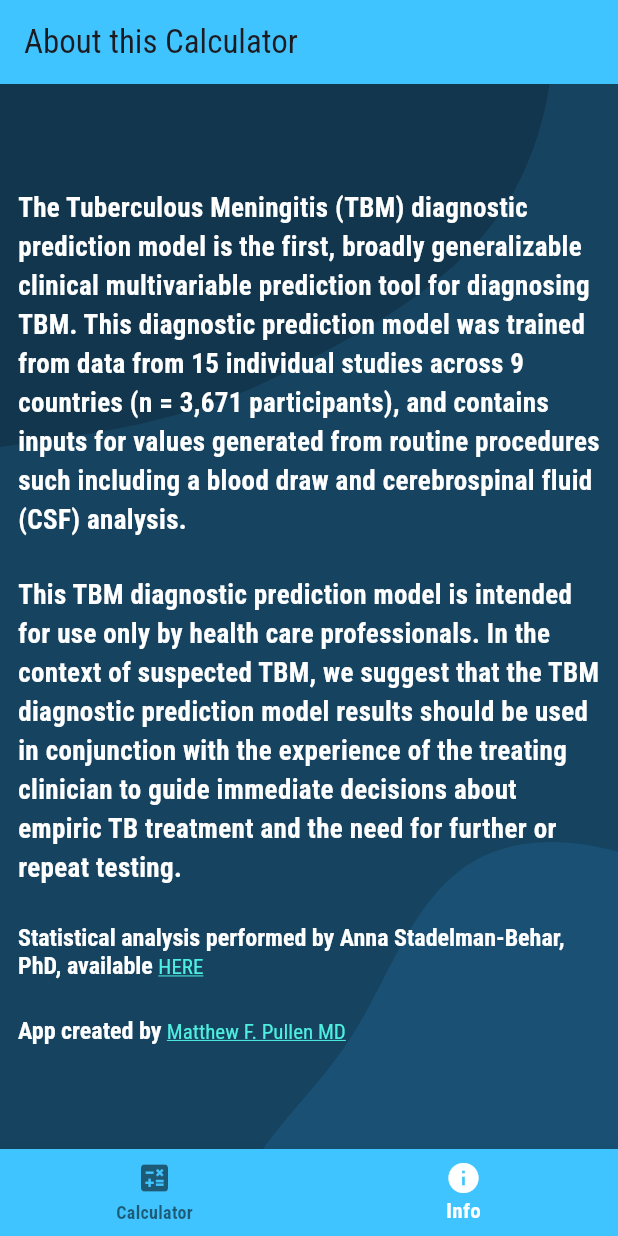
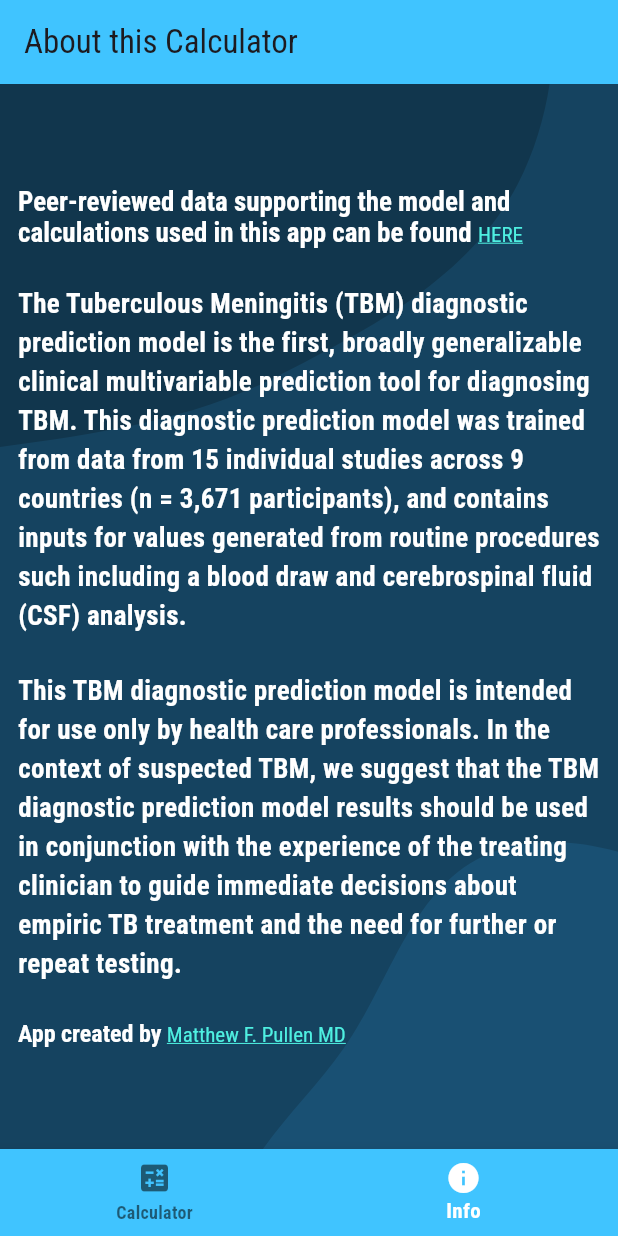
Before and after one commit to mfpullen22/tbm_calc_app, a Flutter app: the screen it shows after launch, item 2 of the bottom bar chosen, on a phone screen of 412 x 824 dp. Run offline on Flutter 3.47's test engine with Material 3 defaults, Android fonts, the phone set to English and light mode, and no system bars; our stand-ins replace flutter_svg, google_fonts.

Commit message:
Fixed iOS reviewer issues

```diff
--- a/lib/main.dart
+++ b/lib/main.dart
@@ -17,6 +17,7 @@ class MyApp extends StatelessWidget {
   @override
   Widget build(BuildContext context) {
     return MaterialApp(
+      debugShowCheckedModeBanner: false,
       theme: theme,
       home: const TabsScreen(),
     );
--- a/lib/screens/info.dart
+++ b/lib/screens/info.dart
@@ -19,18 +19,45 @@ class InfoScreen extends StatelessWidget {
   Widget build(BuildContext context) {
     return Stack(
       children: [
-        SvgPicture.asset(
+        Positioned.fill(
+          child: SvgPicture.asset(
             "assets/images/background_blue.svg",
-          alignment: Alignment.center,
             fit: BoxFit.cover,
-          width: MediaQuery.of(context).size.width,
-          height: MediaQuery.of(context).size.height,
+          ),
         ),
         Center(
+          child: SingleChildScrollView(
             child: Column(
               mainAxisAlignment: MainAxisAlignment.center,
               crossAxisAlignment: CrossAxisAlignment.start,
               children: [
+                Padding(
+                  padding: const EdgeInsets.all(12.0),
+                  child: RichText(
+                    text: TextSpan(children: [
+                      TextSpan(
+                        text:
+                            "Peer-reviewed data supporting the model and calculations used in this app can be found ",
+                        style: GoogleFonts.robotoCondensed(
+                          fontSize: 18,
+                          fontWeight: FontWeight.bold,
+                          color: Colors.white,
+                        ),
+                      ),
+                      TextSpan(
+                        text: 'HERE',
+                        style: GoogleFonts.robotoCondensed(
+                            color: const Color.fromARGB(255, 78, 239, 225),
+                            decoration: TextDecoration.underline),
+                        recognizer: TapGestureRecognizer()
+                          ..onTap = () {
+                            _launchURL(
+                                'https://www.ajtmh.org/view/journals/tpmd/aop/article-10.4269-ajtmh.23-0789/article-10.4269-ajtmh.23-0789.xml');
+                          },
+                      ),
+                    ]),
+                  ),
+                ),
                 Padding(
                   padding: const EdgeInsets.all(12.0),
                   child: Text(
@@ -51,33 +78,6 @@ class InfoScreen extends StatelessWidget {
                       fontWeight: FontWeight.bold,
                       color: Colors.white,
                     ),
-                ),
-              ),
-              Padding(
-                padding: const EdgeInsets.all(12.0),
-                child: RichText(
-                  text: TextSpan(children: [
-                    TextSpan(
-                      text:
-                          "Statistical analysis performed by Anna Stadelman-Behar, PhD, available ",
-                      style: GoogleFonts.robotoCondensed(
-                        fontSize: 16,
-                        fontWeight: FontWeight.bold,
-                        color: Colors.white,
-                      ),
-                    ),
-                    TextSpan(
-                      text: 'HERE',
-                      style: GoogleFonts.robotoCondensed(
-                          color: const Color.fromARGB(255, 78, 239, 225),
-                          decoration: TextDecoration.underline),
-                      recognizer: TapGestureRecognizer()
-                        ..onTap = () {
-                          _launchURL(
-                              'https://www.ajtmh.org/view/journals/tpmd/aop/article-10.4269-ajtmh.23-0789/article-10.4269-ajtmh.23-0789.xml');
-                        },
-                    ),
-                  ]),
                   ),
                 ),
                 Padding(
@@ -108,6 +108,7 @@ class InfoScreen extends StatelessWidget {
               ],
             ),
           ),
+        ),
       ],
     );
   }
```
Also changed, not shown: lib/screens/calculator.dart (+60 -12 lines). Lines whose indentation alone changed are shown as unchanged.
